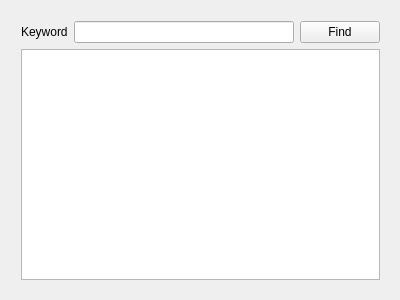
Old version of the form TextFinder/mainwindow.ui in the repository theaob/textfinder.
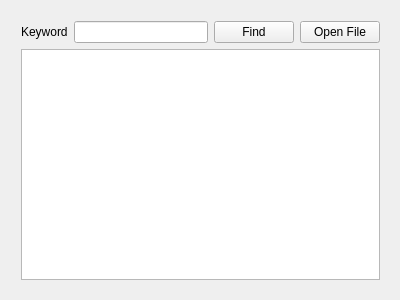
New version of the form.

```diff
--- a/TextFinder/mainwindow.ui
+++ b/TextFinder/mainwindow.ui
@@ -10,10 +10,40 @@
     <height>300</height>
    </rect>
   </property>
+  <property name="sizePolicy">
+   <sizepolicy hsizetype="Preferred" vsizetype="Preferred">
+    <horstretch>0</horstretch>
+    <verstretch>0</verstretch>
+   </sizepolicy>
+  </property>
+  <property name="minimumSize">
+   <size>
+    <width>400</width>
+    <height>300</height>
+   </size>
+  </property>
   <property name="windowTitle">
    <string>TextFinder</string>
   </property>
+  <property name="autoFillBackground">
+   <bool>false</bool>
+  </property>
   <widget class="QWidget" name="centralWidget">
+   <property name="sizePolicy">
+    <sizepolicy hsizetype="Maximum" vsizetype="Maximum">
+     <horstretch>0</horstretch>
+     <verstretch>0</verstretch>
+    </sizepolicy>
+   </property>
+   <property name="minimumSize">
+    <size>
+     <width>400</width>
+     <height>300</height>
+    </size>
+   </property>
+   <property name="autoFillBackground">
+    <bool>false</bool>
+   </property>
    <widget class="QWidget" name="">
     <property name="geometry">
      <rect>
@@ -23,9 +53,9 @@
       <height>281</height>
      </rect>
     </property>
-    <layout class="QVBoxLayout" name="verticalLayout">
+    <layout class="QVBoxLayout" name="verticalLayout" stretch="1,10">
      <item>
-      <layout class="QHBoxLayout" name="horizontalLayout">
+      <layout class="QHBoxLayout" name="horizontalLayout" stretch="1,5,1,0">
        <item>
         <widget class="QLabel" name="label">
          <property name="text">
@@ -43,6 +73,13 @@
          </property>
         </widget>
        </item>
+       <item>
+        <widget class="QPushButton" name="pushButton">
+         <property name="text">
+          <string>Open File</string>
+         </property>
+        </widget>
+       </item>
       </layout>
      </item>
      <item>
```
Left out of the diff: 9 changed lines with no effect on the pictures.
